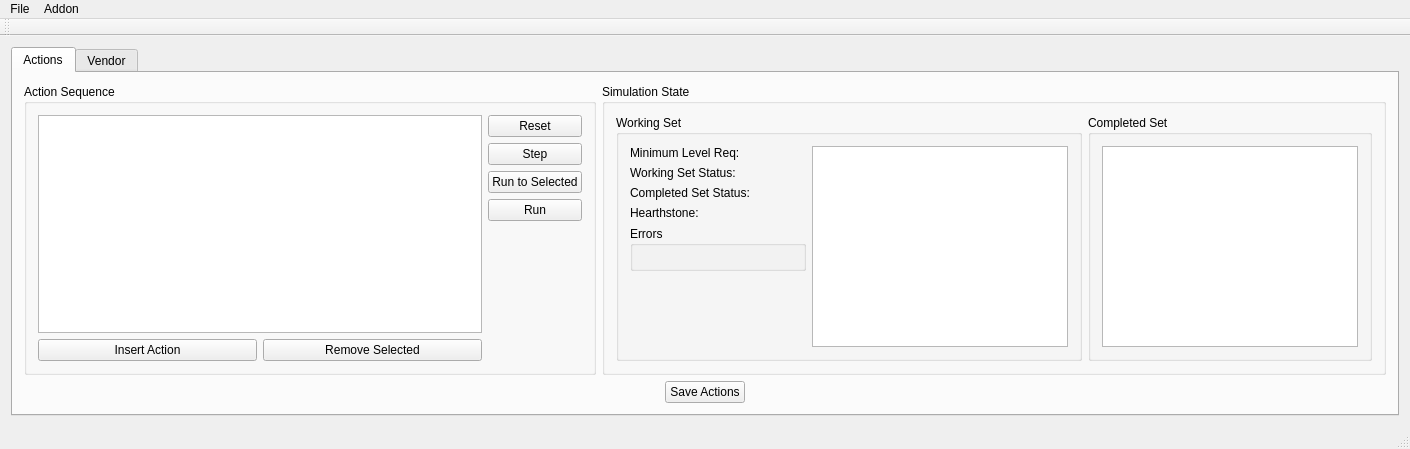
Old version of the form xp_path/mainwindow.ui in the repository Herman-H/wow-utilities.
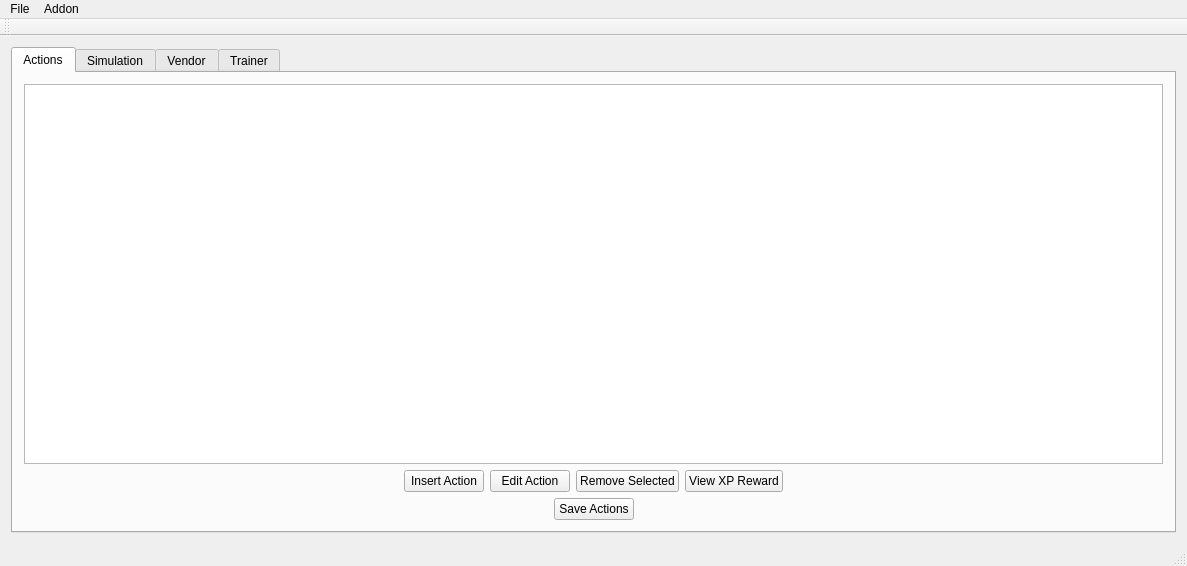
New version of the form.

Commit message: Big save:    * Changes addon generation target to 1.13 client (Classic), support for 1.12 client suspended    * Adds bank deposit/retrieval actions    * Adds support for selecting which spells to train depending on level    * Adds overview over xp rewards    * Makes action elements drag and drop

Diff of the .ui file:
```diff
--- a/xp_path/mainwindow.ui
+++ b/xp_path/mainwindow.ui
@@ -6,8 +6,8 @@
    <rect>
     <x>0</x>
     <y>0</y>
-    <width>1394</width>
-    <height>449</height>
+    <width>1187</width>
+    <height>566</height>
    </rect>
   </property>
   <property name="windowTitle">
@@ -17,13 +17,121 @@
    <layout class="QVBoxLayout" name="verticalLayout_2">
     <item>
      <widget class="QTabWidget" name="tabWidget">
+      <property name="layoutDirection">
+       <enum>Qt::LeftToRight</enum>
+      </property>
       <property name="currentIndex">
        <number>0</number>
       </property>
-      <widget class="QWidget" name="tab">
+      <widget class="QWidget" name="tab_3">
        <attribute name="title">
         <string>Actions</string>
        </attribute>
+       <layout class="QVBoxLayout" name="verticalLayout_3">
+        <item>
+         <widget class="QTableView" name="actionTableView"/>
+        </item>
+        <item>
+         <layout class="QHBoxLayout" name="horizontalLayout_10">
+          <item>
+           <spacer name="horizontalSpacer_4">
+            <property name="orientation">
+             <enum>Qt::Horizontal</enum>
+            </property>
+            <property name="sizeHint" stdset="0">
+             <size>
+              <width>40</width>
+              <height>20</height>
+             </size>
+            </property>
+           </spacer>
+          </item>
+          <item>
+           <widget class="QPushButton" name="insertButton">
+            <property name="text">
+             <string>Insert Action</string>
+            </property>
+           </widget>
+          </item>
+          <item>
+           <widget class="QPushButton" name="editButton">
+            <property name="text">
+             <string>Edit Action</string>
+            </property>
+           </widget>
+          </item>
+          <item>
+           <widget class="QPushButton" name="removeButton">
+            <property name="text">
+             <string>Remove Selected</string>
+            </property>
+           </widget>
+          </item>
+          <item>
+           <widget class="QPushButton" name="viewXpRewardButton">
+            <property name="text">
+             <string>View XP Reward</string>
+            </property>
+           </widget>
+          </item>
+          <item>
+           <spacer name="horizontalSpacer_5">
+            <property name="orientation">
+             <enum>Qt::Horizontal</enum>
+            </property>
+            <property name="sizeHint" stdset="0">
+             <size>
+              <width>40</width>
+              <height>20</height>
+             </size>
+            </property>
+           </spacer>
+          </item>
+         </layout>
+        </item>
+        <item>
+         <layout class="QHBoxLayout" name="horizontalLayout_11">
+          <item>
+           <spacer name="horizontalSpacer_6">
+            <property name="orientation">
+             <enum>Qt::Horizontal</enum>
+            </property>
+            <property name="sizeHint" stdset="0">
+             <size>
+              <width>40</width>
+              <height>20</height>
+             </size>
+            </property>
+           </spacer>
+          </item>
+          <item>
+           <widget class="QPushButton" name="saveActionsButton">
+            <property name="text">
+             <string>Save Actions</string>
+            </property>
+           </widget>
+          </item>
+          <item>
+           <spacer name="horizontalSpacer_7">
+            <property name="orientation">
+             <enum>Qt::Horizontal</enum>
+            </property>
+            <property name="sizeHint" stdset="0">
+             <size>
+              <width>40</width>
+              <height>20</height>
+             </size>
+            </property>
+           </spacer>
+          </item>
+         </layout>
+        </item>
+       </layout>
+      </widget>
+      <widget class="QWidget" name="tab">
+       <attribute name="title">
+        <string>Simulation</string>
+       </attribute>
        <layout class="QGridLayout" name="gridLayout">
         <item row="0" column="0">
          <widget class="QGroupBox" name="actionGroupBox">
@@ -33,31 +141,10 @@
           <layout class="QHBoxLayout" name="horizontalLayout">
            <item>
             <layout class="QVBoxLayout" name="verticalLayout">
-             <item>
-              <widget class="QListView" name="actionListView">
-               <property name="minimumSize">
-                <size>
-                 <width>300</width>
-                 <height>0</height>
-                </size>
-               </property>
-              </widget>
-             </item>
              <item>
               <layout class="QHBoxLayout" name="horizontalLayout_5">
                <item>
-                <widget class="QPushButton" name="insertButton">
-                 <property name="text">
-                  <string>Insert Action</string>
-                 </property>
-                </widget>
-               </item>
-               <item>
-                <widget class="QPushButton" name="removeButton">
-                 <property name="text">
-                  <string>Remove Selected</string>
-                 </property>
-                </widget>
+                <widget class="QListView" name="listView"/>
                </item>
               </layout>
              </item>
@@ -190,12 +277,24 @@
               </item>
               <item>
                <widget class="QListView" name="workingSetTable">
+                <property name="sizePolicy">
+                 <sizepolicy hsizetype="Fixed" vsizetype="Expanding">
+                  <horstretch>0</horstretch>
+                  <verstretch>0</verstretch>
+                 </sizepolicy>
+                </property>
                 <property name="minimumSize">
                  <size>
                   <width>200</width>
                   <height>0</height>
                  </size>
                 </property>
+                <property name="maximumSize">
+                 <size>
+                  <width>200</width>
+                  <height>16777215</height>
+                 </size>
+                </property>
                </widget>
               </item>
              </layout>
@@ -209,12 +308,24 @@
              <layout class="QHBoxLayout" name="horizontalLayout_4">
               <item>
                <widget class="QListView" name="completedSetTable">
+                <property name="sizePolicy">
+                 <sizepolicy hsizetype="Fixed" vsizetype="Expanding">
+                  <horstretch>0</horstretch>
+                  <verstretch>0</verstretch>
+                 </sizepolicy>
+                </property>
                 <property name="minimumSize">
                  <size>
                   <width>200</width>
                   <height>0</height>
                  </size>
                 </property>
+                <property name="maximumSize">
+                 <size>
+                  <width>200</width>
+                  <height>16777215</height>
+                 </size>
+                </property>
                </widget>
               </item>
              </layout>
@@ -223,61 +334,42 @@
           </layout>
          </widget>
         </item>
-        <item row="2" column="0" colspan="2">
-         <layout class="QHBoxLayout" name="horizontalLayout_9">
-          <item>
-           <spacer name="horizontalSpacer_2">
-            <property name="orientation">
-             <enum>Qt::Horizontal</enum>
-            </property>
-            <property name="sizeHint" stdset="0">
-             <size>
-              <width>40</width>
-              <height>20</height>
-             </size>
-            </property>
-           </spacer>
-          </item>
-          <item>
-           <widget class="QPushButton" name="saveActionsButton">
-            <property name="text">
-             <string>Save Actions</string>
-            </property>
-           </widget>
-          </item>
-          <item>
-           <spacer name="horizontalSpacer_3">
-            <property name="orientation">
-             <enum>Qt::Horizontal</enum>
-            </property>
-            <property name="sizeHint" stdset="0">
-             <size>
-              <width>40</width>
-              <height>20</height>
-             </size>
-            </property>
-           </spacer>
-          </item>
-         </layout>
-        </item>
        </layout>
       </widget>
       <widget class="QWidget" name="tab_2">
+       <property name="sizePolicy">
+        <sizepolicy hsizetype="Expanding" vsizetype="Preferred">
+         <horstretch>0</horstretch>
+         <verstretch>0</verstretch>
+        </sizepolicy>
+       </property>
        <attribute name="title">
         <string>Vendor</string>
        </attribute>
        <layout class="QHBoxLayout" name="horizontalLayout_6">
         <item>
          <widget class="QGroupBox" name="groupBox_2">
+          <property name="sizePolicy">
+           <sizepolicy hsizetype="Expanding" vsizetype="Expanding">
+            <horstretch>0</horstretch>
+            <verstretch>0</verstretch>
+           </sizepolicy>
+          </property>
           <property name="title">
            <string>Don't Sell</string>
           </property>
           <layout class="QVBoxLayout" name="verticalLayout_4">
            <item>
             <widget class="QTableView" name="dontSellTableView">
+             <property name="sizePolicy">
+              <sizepolicy hsizetype="Expanding" vsizetype="Expanding">
+               <horstretch>0</horstretch>
+               <verstretch>0</verstretch>
+              </sizepolicy>
+             </property>
              <property name="minimumSize">
               <size>
-               <width>650</width>
+               <width>500</width>
                <height>0</height>
               </size>
              </property>
@@ -320,6 +412,12 @@
         </item>
         <item>
          <widget class="QGroupBox" name="groupBox_3">
+          <property name="sizePolicy">
+           <sizepolicy hsizetype="Expanding" vsizetype="Preferred">
+            <horstretch>0</horstretch>
+            <verstretch>0</verstretch>
+           </sizepolicy>
+          </property>
           <property name="title">
            <string>Buy</string>
           </property>
@@ -328,7 +426,7 @@
             <widget class="QTableView" name="buyTableView">
              <property name="minimumSize">
               <size>
-               <width>650</width>
+               <width>500</width>
                <height>0</height>
               </size>
              </property>
@@ -369,18 +467,52 @@
           </layout>
          </widget>
         </item>
-        <item>
-         <spacer name="horizontalSpacer">
-          <property name="orientation">
-           <enum>Qt::Horizontal</enum>
+       </layout>
+      </widget>
+      <widget class="QWidget" name="trainerTab">
+       <attribute name="title">
+        <string>Trainer</string>
+       </attribute>
+       <layout class="QGridLayout" name="gridLayout_2">
+        <item row="0" column="0">
+         <widget class="QTabWidget" name="tabWidget_2">
+          <property name="currentIndex">
+           <number>0</number>
           </property>
-          <property name="sizeHint" stdset="0">
+          <widget class="QWidget" name="tab_4">
+           <attribute name="title">
+            <string>Warlock</string>
+           </attribute>
+           <layout class="QVBoxLayout" name="verticalLayout_6">
+            <item>
+             <widget class="QTableView" name="warlockTrainerTableView"/>
+            </item>
+           </layout>
+          </widget>
+          <widget class="QWidget" name="tab_5">
+           <attribute name="title">
+            <string>Tailoring</string>
+           </attribute>
+           <layout class="QVBoxLayout" name="verticalLayout_7">
+            <item>
+             <widget class="QTableView" name="tailoringTrainerTableView"/>
+            </item>
+           </layout>
+          </widget>
+         </widget>
+        </item>
+        <item row="1" column="0">
+         <widget class="QPushButton" name="trainerSavePushButton">
+          <property name="maximumSize">
            <size>
-            <width>40</width>
-            <height>20</height>
+            <width>100</width>
+            <height>16777215</height>
            </size>
           </property>
-         </spacer>
+          <property name="text">
+           <string>Save</string>
+          </property>
+         </widget>
         </item>
        </layout>
       </widget>
@@ -393,8 +525,8 @@
     <rect>
      <x>0</x>
      <y>0</y>
-     <width>1394</width>
-     <height>21</height>
+     <width>1187</width>
+     <height>18</height>
     </rect>
    </property>
    <widget class="QMenu" name="menuFile">
@@ -412,6 +544,7 @@
      <string>Addon</string>
     </property>
     <addaction name="actionGenerate_Addon"/>
+    <addaction name="actionGenerate_Addon_Classic"/>
    </widget>
    <addaction name="menuFile"/>
    <addaction name="menuAddon"/>
@@ -442,7 +575,12 @@
   </action>
   <action name="actionGenerate_Addon">
    <property name="text">
-    <string>Generate Addon</string>
+    <string>Generate Addon (1.12)</string>
+   </property>
+  </action>
+  <action name="actionGenerate_Addon_Classic">
+   <property name="text">
+    <string>Generate Addon (Classic)</string>
    </property>
   </action>
  </widget>
```
The commit also changes 31 other files.
